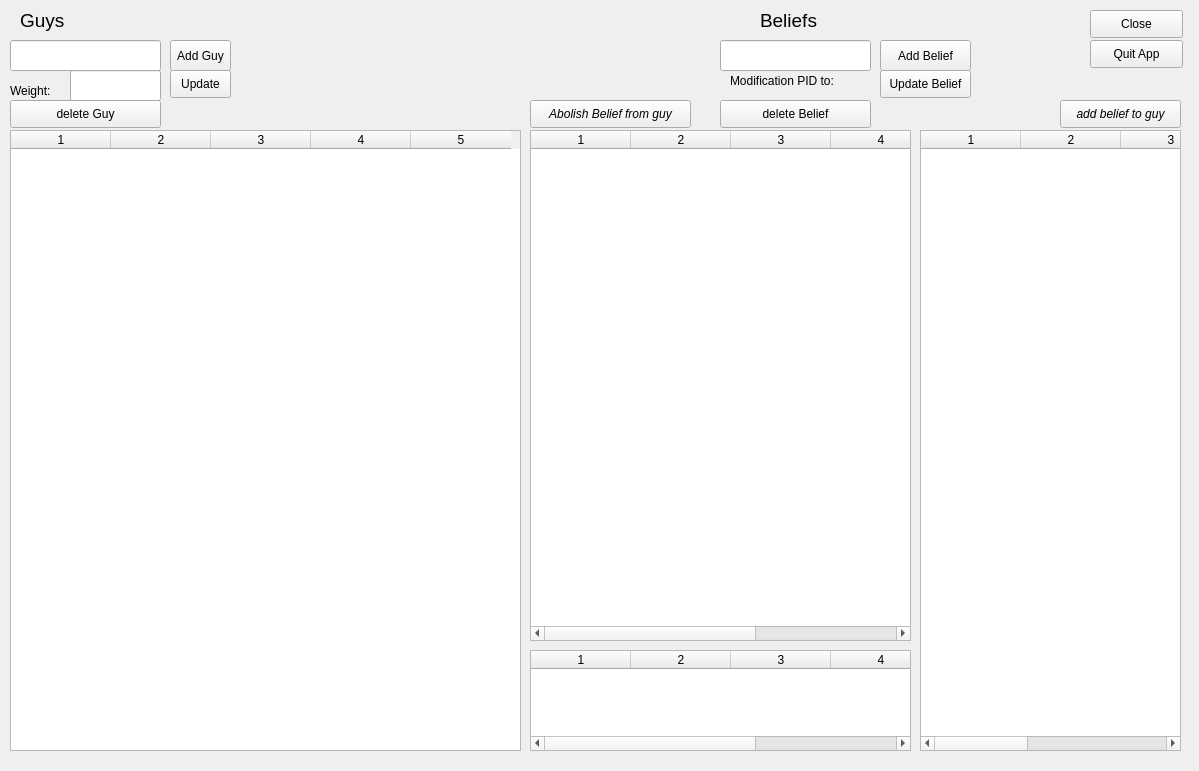
Old version of the form ui/EditGuyUI.ui in the repository sourcery-ai-experiments/jaar.
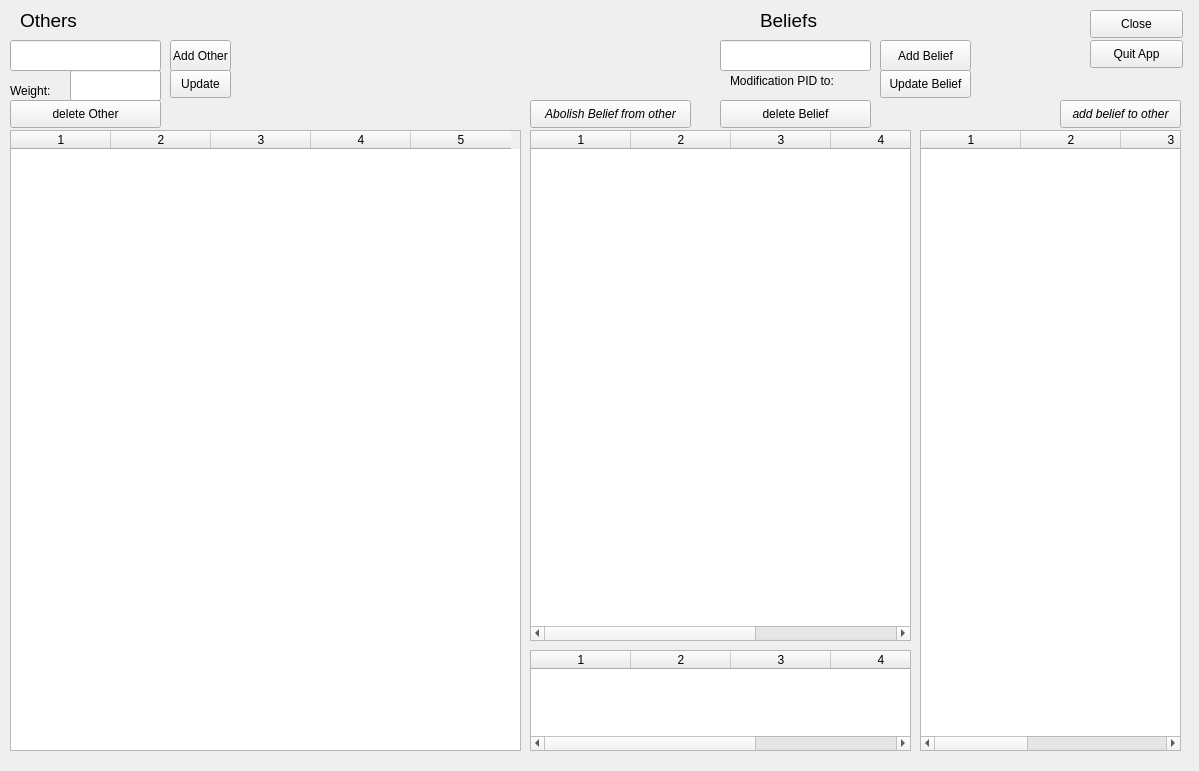
New version of the form.

Commit message: #176 replace "guy" with "other"

What changed in the file:
```diff
--- a/ui/EditGuyUI.ui
+++ b/ui/EditGuyUI.ui
@@ -23,7 +23,7 @@
     </rect>
    </property>
    <property name="text">
-    <string>Add Guy</string>
+    <string>Add Other</string>
    </property>
   </widget>
   <widget class="QPushButton" name="guy_update_button">
@@ -65,7 +65,7 @@
     </rect>
    </property>
    <property name="text">
-    <string>delete Guy</string>
+    <string>delete Other</string>
    </property>
   </widget>
   <widget class="QTableWidget" name="guy_table">
@@ -224,7 +224,7 @@
     </font>
    </property>
    <property name="text">
-    <string>Guys</string>
+    <string>Others</string>
    </property>
    <property name="wordWrap">
     <bool>true</bool>
@@ -333,7 +333,7 @@
     </font>
    </property>
    <property name="text">
-    <string>add belief to guy</string>
+    <string>add belief to other</string>
    </property>
   </widget>
   <widget class="QPushButton" name="guy_belief_del_button">
@@ -353,7 +353,7 @@
     </font>
    </property>
    <property name="text">
-    <string>Abolish Belief from guy</string>
+    <string>Abolish Belief from other</string>
    </property>
   </widget>
   <widget class="QTableWidget" name="beliefs_stan_table">
```
Left out of the diff: 16 changed lines with no effect on the pictures. The commit also changes 107 other files.
